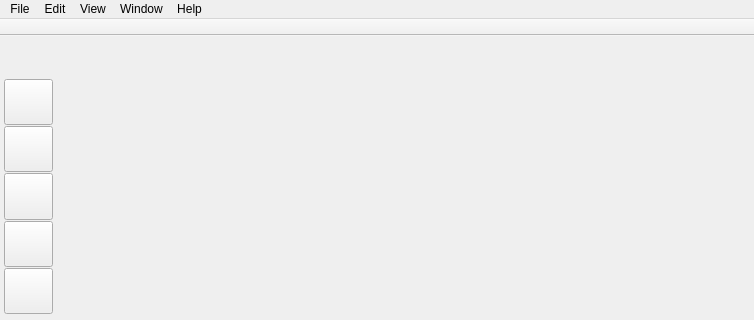
First picture: the form in ui/main_window.ui, repository zkovari/plotlyst, before the edit; both pictures show x 0 to 754 and y 0 to 320 of the 754 by 684 pixel window.
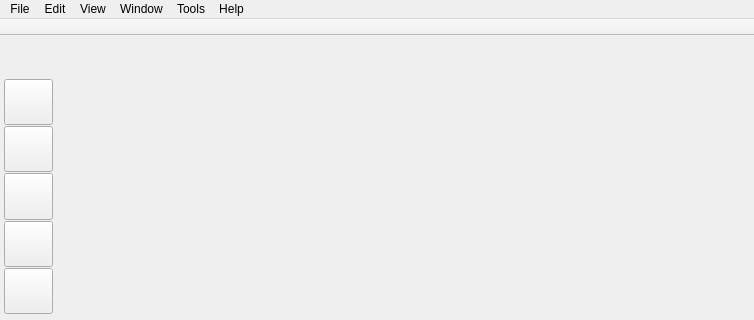
Second picture: the form after the edit.

Diff of the .ui file:
```diff
--- a/ui/main_window.ui
+++ b/ui/main_window.ui
@@ -1076,10 +1076,17 @@
     </widget>
     <addaction name="menuDetachPanels"/>
    </widget>
+   <widget class="QMenu" name="menuTools">
+    <property name="title">
+     <string>Tools</string>
+    </property>
+    <addaction name="actionPatronRecognitionBuilder"/>
+   </widget>
    <addaction name="menuFile"/>
    <addaction name="menuEdit"/>
    <addaction name="menuView"/>
    <addaction name="menuWindow"/>
+   <addaction name="menuTools"/>
    <addaction name="menuHelp"/>
   </widget>
   <widget class="QToolBar" name="toolBar">
```
Left out of the diff: 5 changed lines with no effect on the pictures.
